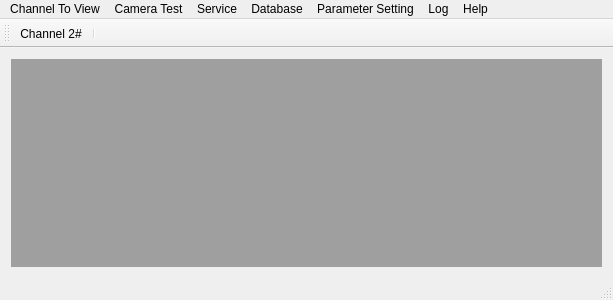
The window that Main/mainwindow.ui (519984307/Container_Multiple_Channels_20200522) describes before a commit, drawn with Qt 5.
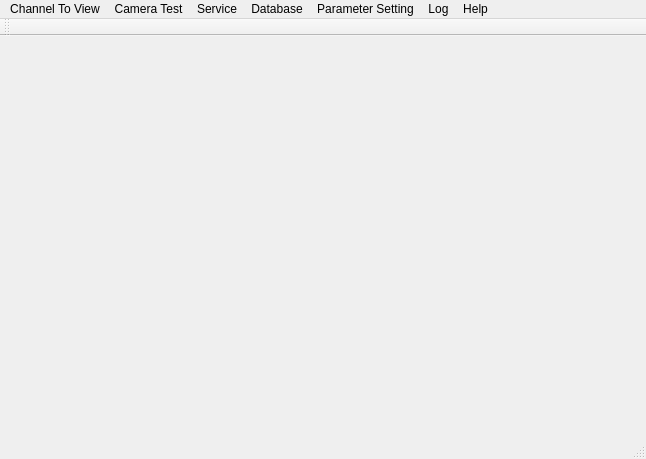
The same window after the commit. Icons and pictures are not drawn.

Patch:
```diff
--- a/Main/mainwindow.ui
+++ b/Main/mainwindow.ui
@@ -6,8 +6,8 @@
    <rect>
     <x>0</x>
     <y>0</y>
-    <width>613</width>
-    <height>300</height>
+    <width>646</width>
+    <height>459</height>
    </rect>
   </property>
   <property name="windowTitle">
@@ -15,25 +15,21 @@
   </property>
   <widget class="QWidget" name="centralWidget">
    <layout class="QGridLayout" name="gridLayout">
-    <item row="0" column="0">
-     <widget class="QMdiArea" name="mdiArea">
-      <widget class="QWidget" name="subwindow">
-       <property name="windowTitle">
-        <string>子窗口</string>
-       </property>
-      </widget>
-      <widget class="QWidget" name="subwindow_2">
-       <property name="windowTitle">
-        <string>子窗口</string>
-       </property>
-      </widget>
-      <widget class="QWidget" name="subwindow_3">
-       <property name="windowTitle">
-        <string>子窗口</string>
-       </property>
-      </widget>
-     </widget>
-    </item>
+    <property name="leftMargin">
+     <number>0</number>
+    </property>
+    <property name="topMargin">
+     <number>0</number>
+    </property>
+    <property name="rightMargin">
+     <number>0</number>
+    </property>
+    <property name="bottomMargin">
+     <number>0</number>
+    </property>
+    <property name="spacing">
+     <number>0</number>
+    </property>
    </layout>
   </widget>
   <widget class="QMenuBar" name="menuBar">
@@ -41,7 +37,7 @@
     <rect>
      <x>0</x>
      <y>0</y>
-     <width>613</width>
+     <width>646</width>
      <height>33</height>
     </rect>
    </property>
@@ -98,19 +94,8 @@
    <attribute name="toolBarBreak">
     <bool>false</bool>
    </attribute>
-   <addaction name="actionChannel_1"/>
-   <addaction name="separator"/>
   </widget>
   <widget class="QStatusBar" name="statusBar"/>
-  <action name="actionChannel_1">
-   <property name="icon">
-    <iconset>
-     <normaloff>ICO.ico</normaloff>ICO.ico</iconset>
-   </property>
-   <property name="text">
-    <string>Channel 2#</string>
-   </property>
-  </action>
  </widget>
  <layoutdefault spacing="6" margin="11"/>
  <resources/>
```
